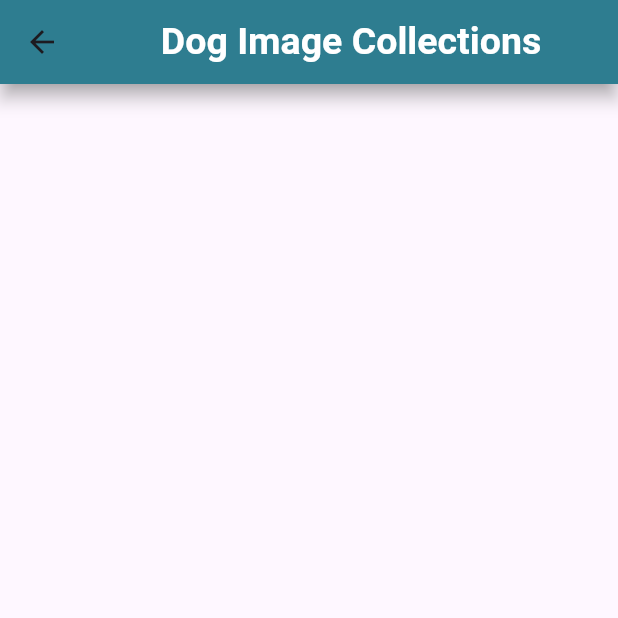
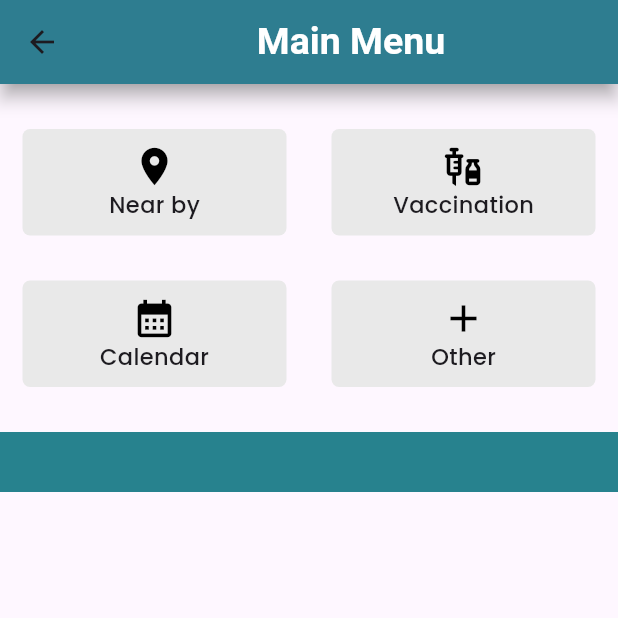
Before and after one commit to rishimithun-inivos/Safe-Paws, a Flutter app: the SecondPage screen opened directly, on a phone screen of 412 x 824 dp, the top half of it. Run offline on Flutter 3.47's test engine with Material 3 defaults, Android fonts, the phone set to English and light mode, and no system bars; our stand-ins replace calendar_date_picker2, google_maps_flutter, location, stacked, time; missing offline and left inert: flutter_polyline_points.

Commit message:
developing the app

```diff
--- a/lib/view/second_page.dart
+++ b/lib/view/second_page.dart
@@ -1,4 +1,6 @@
 import 'package:flutter/material.dart';
+import 'package:safe_paws/view/vet_locations_view.dart';
+import 'package:safe_paws/view/widgets/linked_container.dart';
 
 class SecondPage extends StatelessWidget {
   const SecondPage({super.key});
@@ -13,7 +15,7 @@ class SecondPage extends StatelessWidget {
         centerTitle: true,
         title: Center(
           child: Text(
-            "Dog Image Collections",
+            "Main Menu",
             style: TextStyle(
               fontSize: 25,
               color: Colors.white,
@@ -22,10 +24,72 @@ class SecondPage extends StatelessWidget {
           ),
         ),
       ),
-      body: Column(
+      body: Container(
+    child: Expanded(
+        child:Column(
         children: [
+          SizedBox(
+            height: 30,
+          ),
+          Row(
+            children: [
+              SizedBox(
+                width: 15,
+              ),
+              LinkedContainer(
+                  Icon1: Icons.location_on,
+                  DisplayText: "Near by",
+                  PageName: 'Near by',),
 
+              SizedBox(
+                width: 30,
+              ),
+              LinkedContainer(
+                  Icon1: Icons.vaccines,
+                  DisplayText: "Vaccination",
+                  PageName: 'Vaccination',),
+              SizedBox(
+                width: 15,
+              ),
+            ],
+          ),
+          SizedBox(
+            height: 30,
+          ),
+          Row(
+            children: [
+              SizedBox(
+                width: 15,
+              ),
+              LinkedContainer(
+                  Icon1: Icons.calendar_month,
+                  DisplayText: "Calendar",
+                  PageName: 'Calendar',),
+              SizedBox(
+                width: 30,
+              ),
+              LinkedContainer(
+                  Icon1: Icons.add,
+                  DisplayText: "Other",
+                  PageName: 'Other',),
+              SizedBox(
+                width: 15,
+              ),
+            ],
+          ),
+          SizedBox(
+            height: 30,
+          ),
+        Container(
+              decoration: BoxDecoration(
+                  color: Color.fromRGBO(39, 130, 142, 1.0)),
+              width: double.infinity,
+              padding: const EdgeInsets.all(20),
+              alignment: Alignment.bottomCenter,
+          ),
         ],
+      ),
+    ),
       ),
     );
   }
--- a/lib/view/splash_view.dart
+++ b/lib/view/splash_view.dart
@@ -29,11 +29,11 @@ class _SplashViewState extends State<SplashView> {
               ),
               const Center(
                 child: Padding(
-                  padding: EdgeInsets.fromLTRB(70, 20, 20, 300),
+                  padding: EdgeInsets.fromLTRB(70, 30, 20, 300),
                   child: Text(
                     "SafePaws",
                     style: TextStyle(
-                        fontSize: 60,
+                        fontSize: 55,
                         fontWeight: FontWeight.bold,
                         fontFamily: 'Poppins',
                         color: Colors.white
--- /dev/null
+++ b/lib/view/widgets/linked_container.dart
@@ -0,0 +1,69 @@
+import 'package:flutter/material.dart';
+import 'package:safe_paws/view/calender_view.dart';
+import 'package:safe_paws/view/dog_image_view.dart';
+import 'package:safe_paws/view/splash_view.dart';
+import 'package:safe_paws/view/vet_locations_view.dart';
+
+class LinkedContainer extends StatelessWidget {
+  final Icon1;
+  final String DisplayText;
+  final String PageName;
+
+
+  const LinkedContainer({
+   super.key,
+   required this.Icon1,
+   required this.DisplayText,
+   required this.PageName,
+});
+
+  @override
+  Widget build(BuildContext context) {
+    return Expanded(
+        child:InkWell(
+          onTap: () {
+            Navigator.push(
+                context,
+                MaterialPageRoute(
+                    builder: (context) => buildPage(PageName)));
+          },
+        child: Container(
+          decoration: BoxDecoration(
+            color: Color.fromRGBO(233, 233, 233, 1.0),
+            borderRadius: BorderRadius.circular(5),
+          ),
+          padding: EdgeInsets.all(10),
+          child: Column(
+            children: [
+              Icon(
+                Icon1,
+                color: Colors.black,
+                size: 30.0,
+              ),
+              Text(
+                DisplayText,
+                style: TextStyle(
+                  fontWeight: FontWeight.normal,
+                  fontFamily: 'Poppins',
+                  fontSize: 15,
+                ),
+              ),
+            ],
+          ),
+        )
+        ),);
+  }
+
+  buildPage(String PageName) {
+    switch(PageName){
+      case 'Near by':
+        return VetLocationView();
+      case 'Vaccination':
+        return VaccinationView();
+      case 'Calendar':
+        return CalendarView();
+      case 'other':
+        return VetLocationView();
+    }
+  }
+}
```
Also changed, not shown: lib/view/calender_view.dart (added, +73 -0 lines), lib/view/vet_locations_view.dart (added, +105 -0 lines), lib/view/widgets/error_view.dart (+44 -40 lines), lib/viewmodel/calendar_view_model.dart (added, +29 -0 lines), lib/viewmodel/dog_image_view_model.dart (+11 -13 lines), lib/viewmodel/vet_location_view_model.dart (added, +64 -0 lines), pubspec.yaml (+6 -1 lines), assets/images/groupfour.png (renamed from assets/images/Group 4.png), flutter_01.png (added), lib/view/vaccination_view.dart (added), lib/viewmodel/vaccination_view_model.dart (added), pubspec.lock, 5 other files.
